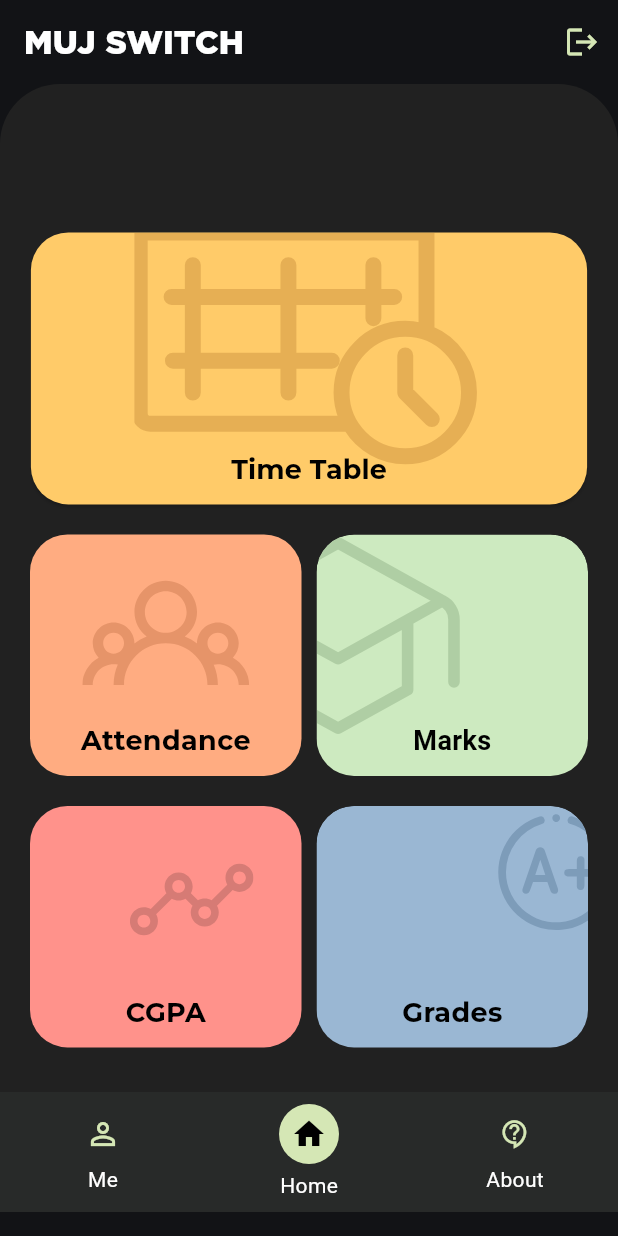
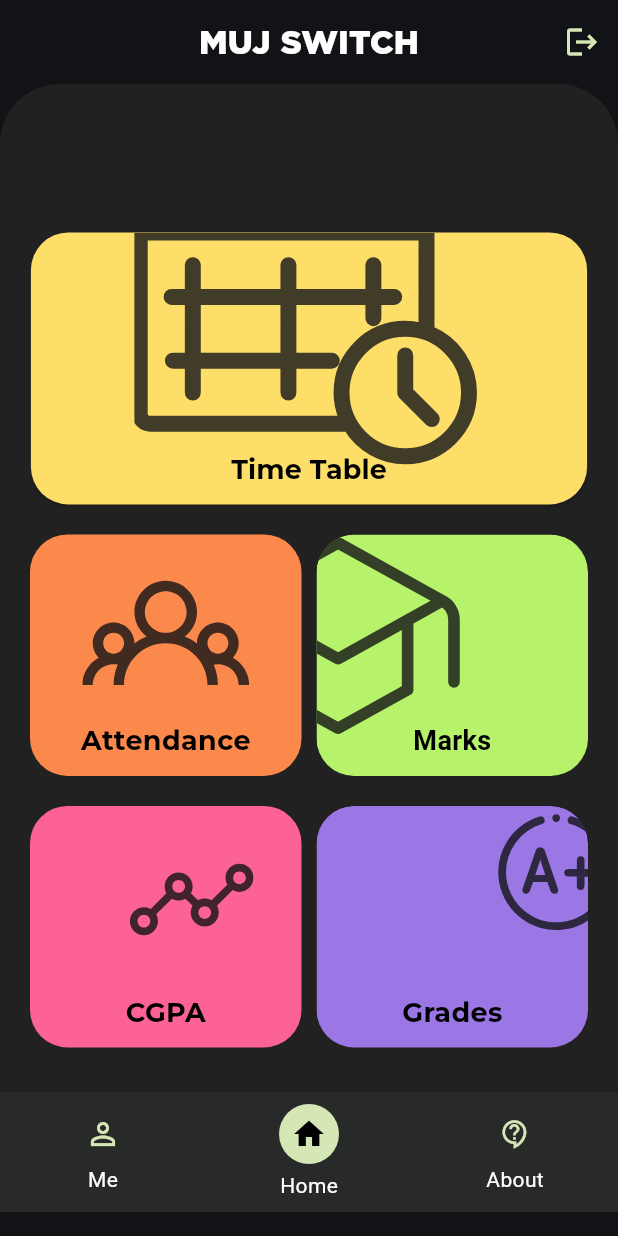
Before and after one commit to DK10WS/SLCM_APP, a Flutter app: the HomePage screen opened directly with empty values, on a phone screen of 412 x 824 dp. Run offline on Flutter 3.47's test engine with Material 3 defaults, Android fonts, the phone set to English and light mode, and no system bars; our stand-ins replace firebase_core, fl_chart, flutter_svg, shared_preferences; accounts and stored records are empty.

Commit message:
Updated UI colors for Web

```diff
--- a/lib/home_page.dart
+++ b/lib/home_page.dart
@@ -67,6 +67,7 @@ class _HomePageState extends State<HomePage> {
           "MUJ SWITCH",
           style: TextStyle(color: Colors.white, fontFamily: "Gotham"),
         ),
+        centerTitle: true,
         actions: [
           IconButton(
             icon: const Icon(Icons.logout, color: Color(0xFFD5E7B5)),
@@ -188,7 +189,7 @@ class HomeScreen extends StatelessWidget {
                 margin: const EdgeInsets.only(bottom: 20),
                 child: ElevatedButton(
                   style: ElevatedButton.styleFrom(
-                    backgroundColor: const Color(0xFFffcb69),
+                    backgroundColor: const Color(0xFFfdde69),
                     shape: RoundedRectangleBorder(
                       borderRadius: BorderRadius.circular(25),
                     ),
@@ -206,7 +207,7 @@ class HomeScreen extends StatelessWidget {
                           'assets/svg/timetable.svg',
                           height: screenWidth * 1.15,
                           width: screenWidth * 1.1,
-                          color: const Color(0xFFE0A84F).withOpacity(0.8),
+                          color: const Color(0xFF121316).withOpacity(0.8),
                         ),
                       ),
                       const Positioned(
@@ -252,7 +253,7 @@ class HomeScreen extends StatelessWidget {
         width: screenWidth * 0.9,
         margin: const EdgeInsets.only(bottom: 20),
         decoration: BoxDecoration(
-          color: const Color(0xFFffac81),
+          color: const Color(0xFFfb894b),
           borderRadius: BorderRadius.circular(25),
         ),
         child: Stack(
@@ -263,7 +264,7 @@ class HomeScreen extends StatelessWidget {
               child: SvgPicture.asset('assets/svg/people.svg',
                   height: screenWidth * 0.27,
                   width: screenWidth * 0.5,
-                  color: const Color(0xFFE08E63).withOpacity(0.8)),
+                  color: const Color(0xFF121316).withOpacity(0.8)),
             ),
             const Positioned(
               bottom: 10,
@@ -293,7 +294,7 @@ class HomeScreen extends StatelessWidget {
           width: screenWidth * 0.9,
           margin: const EdgeInsets.only(bottom: 20),
           decoration: BoxDecoration(
-            color: const Color(0xFFcdeac0),
+            color: const Color(0xFFb6f36a),
             borderRadius: BorderRadius.circular(25),
           ),
           child: Stack(
@@ -306,7 +307,7 @@ class HomeScreen extends StatelessWidget {
                   'assets/svg/cap.svg',
                   height: screenWidth * 0.45,
                   width: screenWidth * 0.6,
-                  color: const Color(0xFFA8C79D).withOpacity(0.8),
+                  color: const Color(0xFF121316).withOpacity(0.8),
                 ),
               ),
               const Positioned(
@@ -336,7 +337,7 @@ class HomeScreen extends StatelessWidget {
         width: screenWidth * 0.9,
         margin: const EdgeInsets.only(bottom: 20),
         decoration: BoxDecoration(
-          color: const Color(0xFFff928b),
+          color: const Color(0xFFfd6297),
           borderRadius: BorderRadius.circular(25),
         ),
         child: Stack(
@@ -349,7 +350,7 @@ class HomeScreen extends StatelessWidget {
                 'assets/svg/graph.svg',
                 height: screenWidth * 0.4,
                 width: screenWidth * 0.2,
-                color: const Color(0xFFCC756F).withOpacity(0.8),
+                color: const Color(0xFF121316).withOpacity(0.8),
               ),
             ),
             const Positioned(
@@ -379,7 +380,7 @@ class HomeScreen extends StatelessWidget {
             width: screenWidth * 0.9,
             margin: const EdgeInsets.only(bottom: 20),
             decoration: BoxDecoration(
-              color: const Color(0xFF9ab7d3),
+              color: const Color(0xFF9b77e5),
               borderRadius: BorderRadius.circular(25),
             ),
             child: Stack(
@@ -392,7 +393,7 @@ class HomeScreen extends StatelessWidget {
                     'assets/images/grades.svg',
                     height: screenWidth * 0.36,
                     width: screenWidth * 0.2,
-                    color: const Color(0xFF7695B3).withOpacity(0.8),
+                    color: const Color(0xFF121316).withOpacity(0.8),
                   ),
                 ),
                 const Positioned(
```
Also changed, not shown: pubspec.lock, 4 other files.
